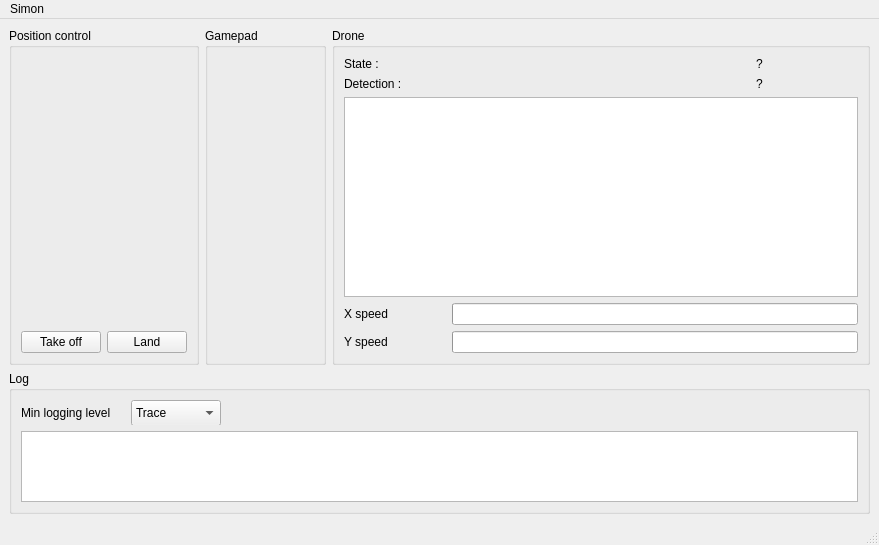
Rajesh-Sec-Project/simon, file host/simon_gui/debugwindow.ui: the form before one commit.
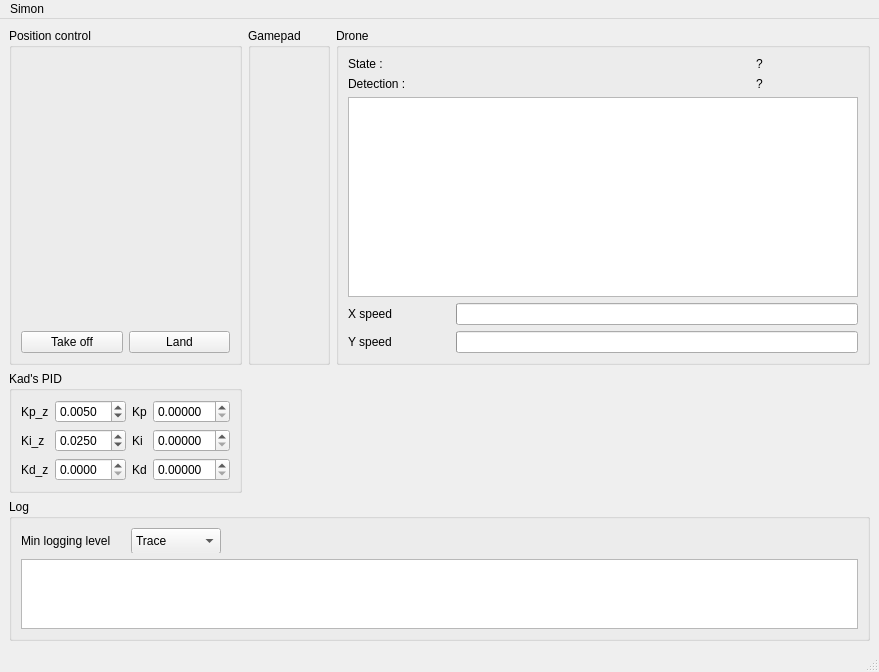
The form after the commit. Custom widgets are drawn as their Qt base class.

```diff
--- a/host/simon_gui/debugwindow.ui
+++ b/host/simon_gui/debugwindow.ui
@@ -15,6 +15,81 @@
   </property>
   <widget class="QWidget" name="centralwidget">
    <layout class="QGridLayout" name="gridLayout_3">
+    <item row="2" column="0" colspan="3">
+     <widget class="QGroupBox" name="groupBox">
+      <property name="title">
+       <string>Log</string>
+      </property>
+      <property name="flat">
+       <bool>false</bool>
+      </property>
+      <property name="checkable">
+       <bool>false</bool>
+      </property>
+      <layout class="QGridLayout" name="gridLayout">
+       <item row="1" column="0" colspan="2">
+        <widget class="QTextEdit" name="log">
+         <property name="readOnly">
+          <bool>true</bool>
+         </property>
+        </widget>
+       </item>
+       <item row="0" column="0">
+        <widget class="QWidget" name="widget" native="true">
+         <property name="minimumSize">
+          <size>
+           <width>0</width>
+           <height>25</height>
+          </size>
+         </property>
+         <widget class="QComboBox" name="minLogLevel">
+          <property name="geometry">
+           <rect>
+            <x>110</x>
+            <y>0</y>
+            <width>90</width>
+            <height>26</height>
+           </rect>
+          </property>
+          <item>
+           <property name="text">
+            <string>Trace</string>
+           </property>
+          </item>
+          <item>
+           <property name="text">
+            <string>Info</string>
+           </property>
+          </item>
+          <item>
+           <property name="text">
+            <string>Warn</string>
+           </property>
+          </item>
+          <item>
+           <property name="text">
+            <string>Error</string>
+           </property>
+          </item>
+         </widget>
+         <widget class="QLabel" name="label_3">
+          <property name="geometry">
+           <rect>
+            <x>0</x>
+            <y>5</y>
+            <width>111</width>
+            <height>16</height>
+           </rect>
+          </property>
+          <property name="text">
+           <string>Min logging level</string>
+          </property>
+         </widget>
+        </widget>
+       </item>
+      </layout>
+     </widget>
+    </item>
     <item row="0" column="2">
      <widget class="QGroupBox" name="groupBox_3">
       <property name="title">
@@ -127,81 +202,6 @@
       </layout>
      </widget>
     </item>
-    <item row="1" column="0" colspan="3">
-     <widget class="QGroupBox" name="groupBox">
-      <property name="title">
-       <string>Log</string>
-      </property>
-      <property name="flat">
-       <bool>false</bool>
-      </property>
-      <property name="checkable">
-       <bool>false</bool>
-      </property>
-      <layout class="QGridLayout" name="gridLayout">
-       <item row="1" column="0" colspan="2">
-        <widget class="QTextEdit" name="log">
-         <property name="readOnly">
-          <bool>true</bool>
-         </property>
-        </widget>
-       </item>
-       <item row="0" column="0">
-        <widget class="QWidget" name="widget" native="true">
-         <property name="minimumSize">
-          <size>
-           <width>0</width>
-           <height>25</height>
-          </size>
-         </property>
-         <widget class="QComboBox" name="minLogLevel">
-          <property name="geometry">
-           <rect>
-            <x>110</x>
-            <y>0</y>
-            <width>90</width>
-            <height>26</height>
-           </rect>
-          </property>
-          <item>
-           <property name="text">
-            <string>Trace</string>
-           </property>
-          </item>
-          <item>
-           <property name="text">
-            <string>Info</string>
-           </property>
-          </item>
-          <item>
-           <property name="text">
-            <string>Warn</string>
-           </property>
-          </item>
-          <item>
-           <property name="text">
-            <string>Error</string>
-           </property>
-          </item>
-         </widget>
-         <widget class="QLabel" name="label_3">
-          <property name="geometry">
-           <rect>
-            <x>0</x>
-            <y>5</y>
-            <width>111</width>
-            <height>16</height>
-           </rect>
-          </property>
-          <property name="text">
-           <string>Min logging level</string>
-          </property>
-         </widget>
-        </widget>
-       </item>
-      </layout>
-     </widget>
-    </item>
     <item row="0" column="0">
      <widget class="QGroupBox" name="groupBox_2">
       <property name="title">
@@ -247,6 +247,136 @@
       </layout>
      </widget>
     </item>
+    <item row="1" column="0">
+     <widget class="QGroupBox" name="groupBox_5">
+      <property name="title">
+       <string>Kad's PID</string>
+      </property>
+      <layout class="QGridLayout" name="gridLayout_6">
+       <item row="0" column="0">
+        <widget class="QLabel" name="label_6">
+         <property name="text">
+          <string>Kp_z</string>
+         </property>
+        </widget>
+       </item>
+       <item row="2" column="0">
+        <widget class="QLabel" name="label_8">
+         <property name="text">
+          <string>Kd_z</string>
+         </property>
+        </widget>
+       </item>
+       <item row="2" column="1">
+        <widget class="QDoubleSpinBox" name="kd_z">
+         <property name="decimals">
+          <number>4</number>
+         </property>
+         <property name="singleStep">
+          <double>0.005000000000000</double>
+         </property>
+        </widget>
+       </item>
+       <item row="1" column="0">
+        <widget class="QLabel" name="label_7">
+         <property name="text">
+          <string>Ki_z</string>
+         </property>
+        </widget>
+       </item>
+       <item row="1" column="1">
+        <widget class="QDoubleSpinBox" name="ki_z">
+         <property name="decimals">
+          <number>4</number>
+         </property>
+         <property name="singleStep">
+          <double>0.005000000000000</double>
+         </property>
+         <property name="value">
+          <double>0.025000000000000</double>
+         </property>
+        </widget>
+       </item>
+       <item row="0" column="1">
+        <widget class="QDoubleSpinBox" name="kp_z">
+         <property name="decimals">
+          <number>4</number>
+         </property>
+         <property name="singleStep">
+          <double>0.005000000000000</double>
+         </property>
+         <property name="value">
+          <double>0.005000000000000</double>
+         </property>
+        </widget>
+       </item>
+       <item row="1" column="2">
+        <widget class="QLabel" name="label_10">
+         <property name="text">
+          <string>Ki</string>
+         </property>
+        </widget>
+       </item>
+       <item row="0" column="2">
+        <widget class="QLabel" name="label_9">
+         <property name="text">
+          <string>Kp</string>
+         </property>
+        </widget>
+       </item>
+       <item row="2" column="2">
+        <widget class="QLabel" name="label_11">
+         <property name="text">
+          <string>Kd</string>
+         </property>
+        </widget>
+       </item>
+       <item row="0" column="3">
+        <widget class="QDoubleSpinBox" name="kp">
+         <property name="decimals">
+          <number>5</number>
+         </property>
+         <property name="singleStep">
+          <double>0.000500000000000</double>
+         </property>
+        </widget>
+       </item>
+       <item row="1" column="3">
+        <widget class="QDoubleSpinBox" name="ki">
+         <property name="decimals">
+          <number>5</number>
+         </property>
+         <property name="singleStep">
+          <double>0.000500000000000</double>
+         </property>
+        </widget>
+       </item>
+       <item row="2" column="3">
+        <widget class="QDoubleSpinBox" name="kd">
+         <property name="decimals">
+          <number>5</number>
+         </property>
+         <property name="singleStep">
+          <double>0.000500000000000</double>
+         </property>
+        </widget>
+       </item>
+      </layout>
+     </widget>
+    </item>
+    <item row="1" column="1" colspan="2">
+     <spacer name="horizontalSpacer_2">
+      <property name="orientation">
+       <enum>Qt::Horizontal</enum>
+      </property>
+      <property name="sizeHint" stdset="0">
+       <size>
+        <width>40</width>
+        <height>20</height>
+       </size>
+      </property>
+     </spacer>
+    </item>
    </layout>
   </widget>
   <widget class="QMenuBar" name="menubar">
```
